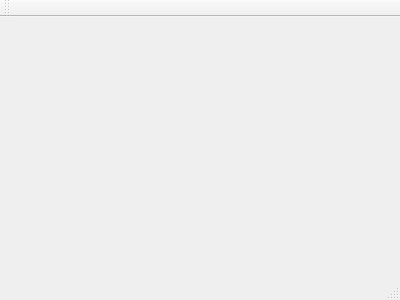
First picture: the form in mainwindow.ui, repository SammyVimes/IDP-Strikes-back, before the edit.
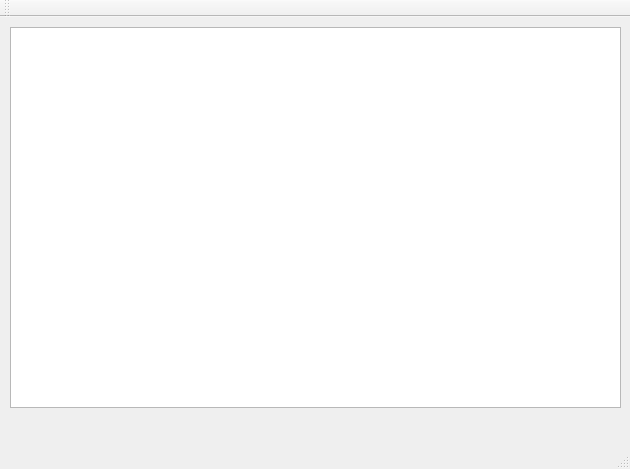
Second picture: the form after the edit.

The edit to the form file:
```diff
--- a/mainwindow.ui
+++ b/mainwindow.ui
@@ -1,24 +1,50 @@
 <ui version="4.0">
  <class>MainWindow</class>
- <widget class="QMainWindow" name="MainWindow" >
-  <property name="geometry" >
+ <widget class="QMainWindow" name="MainWindow">
+  <property name="geometry">
    <rect>
     <x>0</x>
     <y>0</y>
-    <width>400</width>
-    <height>300</height>
+    <width>630</width>
+    <height>469</height>
    </rect>
   </property>
   <property name="windowTitle" >
    <string>MainWindow</string>
   </property>
-  <widget class="QMenuBar" name="menuBar" />
-  <widget class="QToolBar" name="mainToolBar" />
-  <widget class="QWidget" name="centralWidget" />
-  <widget class="QStatusBar" name="statusBar" />
+  <widget class="QWidget" name="centralWidget">
+   <widget class="QGraphicsView" name="graphicsView">
+    <property name="geometry">
+     <rect>
+      <x>10</x>
+      <y>10</y>
+      <width>611</width>
+      <height>381</height>
+     </rect>
+    </property>
+   </widget>
+  </widget>
+  <widget class="QMenuBar" name="menuBar">
+   <property name="geometry">
+    <rect>
+     <x>0</x>
+     <y>0</y>
+     <width>630</width>
+     <height>26</height>
+    </rect>
+   </property>
+  </widget>
+  <widget class="QToolBar" name="mainToolBar">
+   <attribute name="toolBarArea">
+    <enum>TopToolBarArea</enum>
+   </attribute>
+   <attribute name="toolBarBreak">
+    <bool>false</bool>
+   </attribute>
+  </widget>
+  <widget class="QStatusBar" name="statusBar"/>
  </widget>
- <layoutDefault spacing="6" margin="11" />
- <pixmapfunction></pixmapfunction>
+ <layoutdefault spacing="6" margin="11"/>
  <resources/>
  <connections/>
 </ui>
```
Left out of the diff: 3 changed lines with no effect on the pictures.
